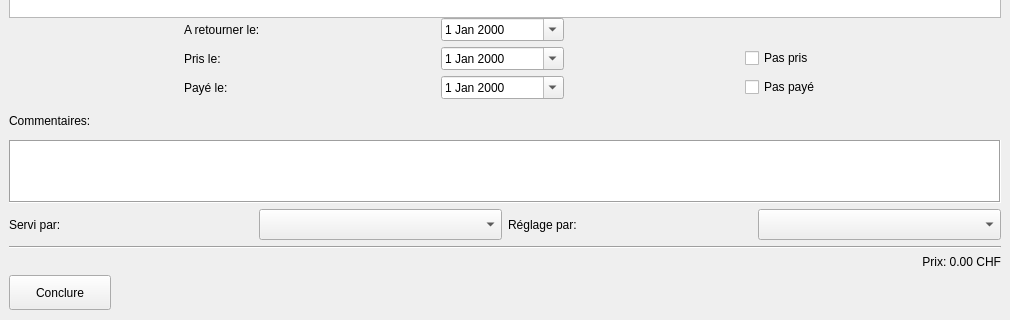
Before: the Qt Designer form sploks/views/contract_form.ui in LPOdev/Sploks, drawn with Qt 5; both pictures show x 0 to 1010 and y 330 to 650 of the 1010 by 650 pixel window.
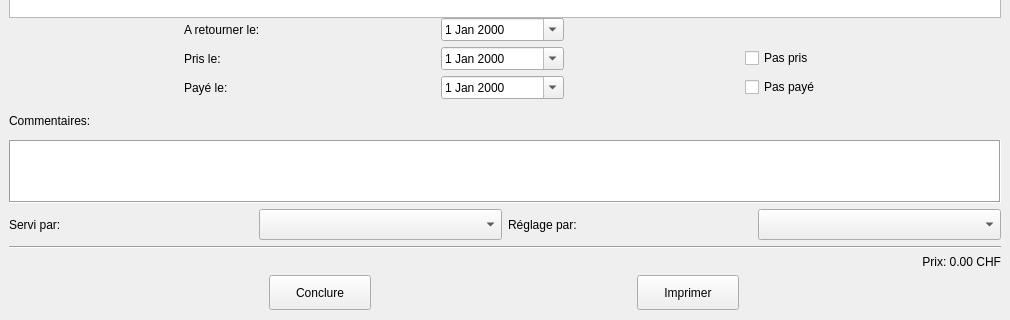
After: the same form once the commit is applied. Icons and pictures are not drawn.

Commit message: T60 Bloquer les champs après conclusion

Patch:
```diff
--- a/sploks/views/contract_form.ui
+++ b/sploks/views/contract_form.ui
@@ -842,6 +842,8 @@
      </widget>
     </item>
     <item>
+     <layout class="QHBoxLayout" name="horizontalLayout_3">
+      <item>
      <widget class="QPushButton" name="btn_send">
       <property name="minimumSize">
        <size>
@@ -862,6 +864,30 @@
        <string>Conclure</string>
       </property>
      </widget>
+      </item>
+      <item>
+       <widget class="QPushButton" name="btn_print">
+        <property name="minimumSize">
+         <size>
+          <width>102</width>
+          <height>35</height>
+         </size>
+        </property>
+        <property name="maximumSize">
+         <size>
+          <width>102</width>
+          <height>35</height>
+         </size>
+        </property>
+        <property name="styleSheet">
+         <string notr="true">font: 87 14pt &quot;Arial Black&quot;;</string>
+        </property>
+        <property name="text">
+         <string>Imprimer</string>
+        </property>
+       </widget>
+      </item>
+     </layout>
     </item>
    </layout>
   </widget>
```
Lines whose indentation alone changed are shown as unchanged. The commit also changes 1 other file.
